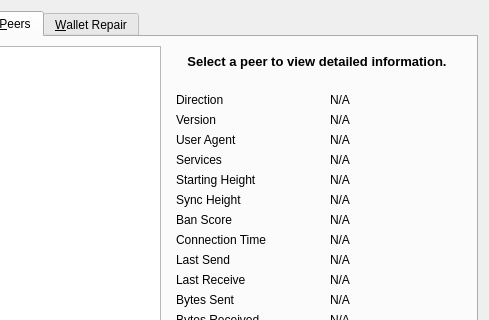
Qt form src/qt/forms/rpcconsole.ui (philscurrency/philscurrency) before a commit; both pictures show x 280 to 769 and y 0 to 320 of the 769 by 485 pixel window.
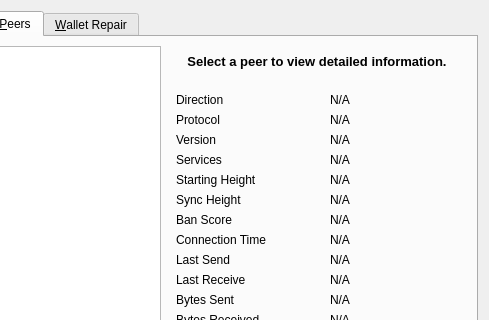
The same form after that commit. The open tabs and pages were chosen to show the change. Icons and pictures are not drawn. Custom widgets are drawn as their Qt base class.

Diff of the .ui file:
```diff
--- a/src/qt/forms/rpcconsole.ui
+++ b/src/qt/forms/rpcconsole.ui
@@ -773,7 +773,7 @@
           <item row="1" column="0">
            <widget class="QLabel" name="label_21">
             <property name="text">
-             <string>Version</string>
+             <string>Protocol</string>
             </property>
            </widget>
           </item>
@@ -796,7 +796,7 @@
           <item row="2" column="0">
            <widget class="QLabel" name="label_28">
             <property name="text">
-             <string>User Agent</string>
+             <string>Version</string>
             </property>
            </widget>
           </item>
```
Left out of the diff: 2 changed lines with no effect on the pictures.
